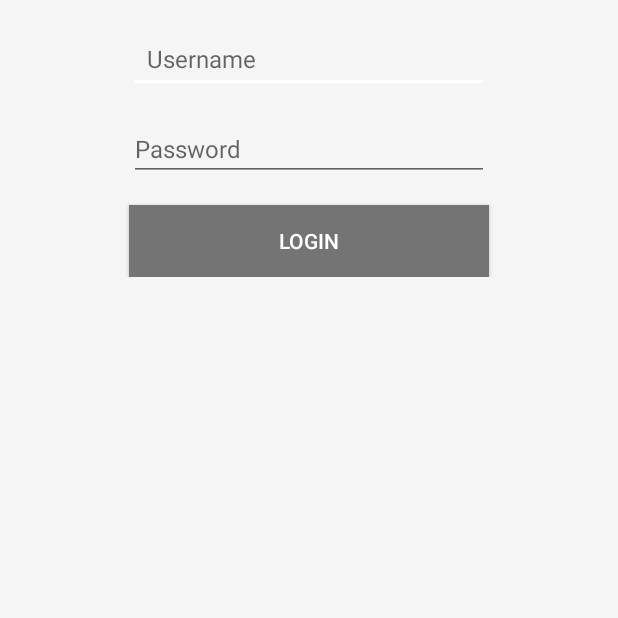
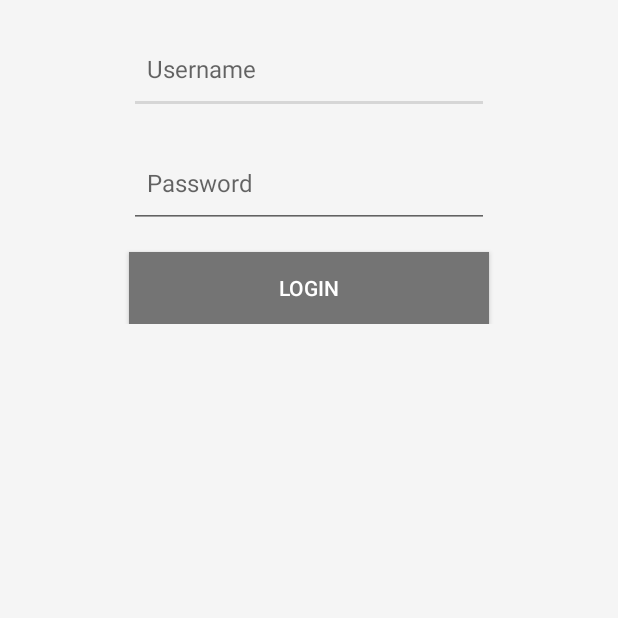
Before and after one commit to seaver-choy/CoLAB, an Android app: the screen it shows after launch (LoginActivity), on a phone screen of 412 x 824 dp, the top half of it. Run offline under Robolectric (Android 15) with nearby library versions, the light colour scheme and no system bars.

Commit message:
CoLAB Alpha 0.0.3
- Register and Login Items -

```diff
--- a/app/src/main/res/layout/activity_login.xml
+++ b/app/src/main/res/layout/activity_login.xml
@@ -15,15 +15,16 @@
             android:id="@+id/input_username"
             android:padding="12dp"
             android:layout_width="240dp"
-            android:layout_height="wrap_content"
+            android:layout_height="60dp"
             android:textSize="16dp"
             android:textColor="@color/colorDefault"
             android:hint="Username"/>
         <EditText
             android:id="@+id/input_password"
             android:layout_marginTop="16dp"
+            android:padding="12dp"
             android:layout_width="240dp"
-            android:layout_height="wrap_content"
+            android:layout_height="60dp"
             android:textSize="16dp"
             android:textColor="@color/colorDefault"
             android:hint="Password"/>
--- a/app/src/main/res/values/colors.xml
+++ b/app/src/main/res/values/colors.xml
@@ -2,7 +2,7 @@
 <resources>
     <color name="colorPrimary">#D6D6D6</color>
     <color name="colorPrimaryDark">#747474</color>
-    <color name="colorAccent">#FFFFFF</color>
+    <color name="colorAccent">#D6D6D6</color>
     <color name="colorDefault">#FFFFFF</color>
     <color name="colorBackground">#F5F5F5</color>
     <color name="colorLogoText">#929292</color>
```
Also changed, not shown: app/src/main/java/com/anteriore/colab/RegisterActivity.java (added, +30 -0 lines).
